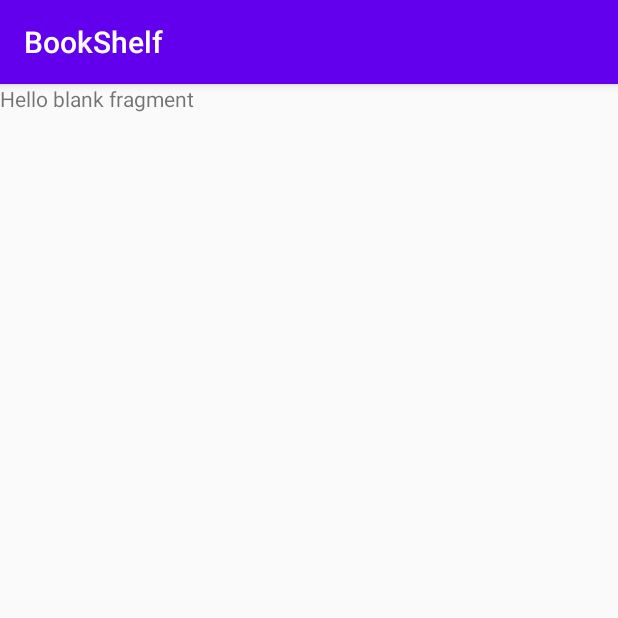
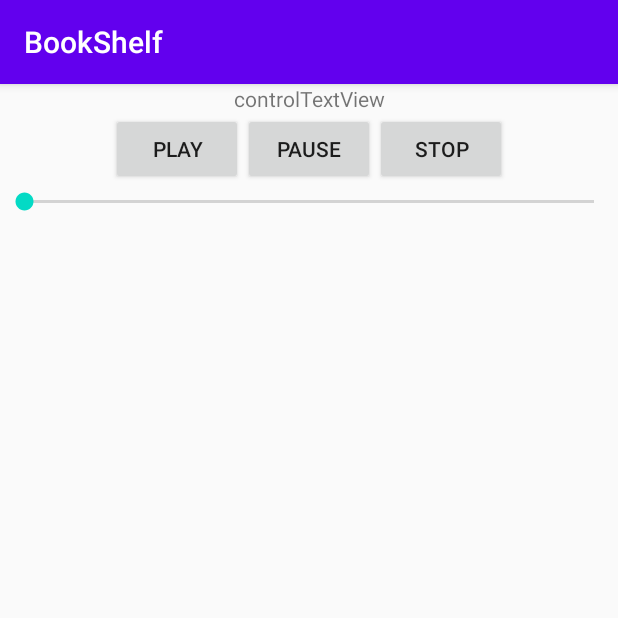
Before and after one commit to tuc56947/assignment9, an Android app: the fragment ControlFragment shown on its own in the app's theme, on a phone screen of 412 x 824 dp, the top half of it. Run offline under Robolectric (Android 15) with nearby library versions, the phone set to English and light mode, and no system bars.

Commit message:
added starting code and layout for ControlFragment

```diff
--- a/app/src/main/java/com/example/bookshelf/ControlFragment.java
+++ b/app/src/main/java/com/example/bookshelf/ControlFragment.java
@@ -7,6 +7,9 @@ import androidx.fragment.app.Fragment;
 import android.view.LayoutInflater;
 import android.view.View;
 import android.view.ViewGroup;
+import android.widget.Button;
+import android.widget.SeekBar;
+import android.widget.TextView;
 
 /**
  * A simple {@link Fragment} subclass.
@@ -15,33 +18,23 @@ import android.view.ViewGroup;
  */
 public class ControlFragment extends Fragment {
 
-    // TODO: Rename parameter arguments, choose names that match
-    // the fragment initialization parameters, e.g. ARG_ITEM_NUMBER
-    private static final String ARG_PARAM1 = "param1";
-    private static final String ARG_PARAM2 = "param2";
+    private static final String ARG_CONTROL = "param1";
 
     // TODO: Rename and change types of parameters
-    private String mParam1;
-    private String mParam2;
+    private Book book;
+
+    TextView controlTextView;
+    Button playButton, pauseButton, stopButton;
+    SeekBar seekBar;
 
     public ControlFragment() {
         // Required empty public constructor
     }
 
-    /**
-     * Use this factory method to create a new instance of
-     * this fragment using the provided parameters.
-     *
-     * @param param1 Parameter 1.
-     * @param param2 Parameter 2.
-     * @return A new instance of fragment ControlFragment.
-     */
-    // TODO: Rename and change types and number of parameters
-    public static ControlFragment newInstance(String param1, String param2) {
+    public static ControlFragment newInstance(Book book) {
         ControlFragment fragment = new ControlFragment();
         Bundle args = new Bundle();
-        args.putString(ARG_PARAM1, param1);
-        args.putString(ARG_PARAM2, param2);
+        args.putParcelable(ARG_CONTROL, book);
         fragment.setArguments(args);
         return fragment;
     }
@@ -50,15 +43,21 @@ public class ControlFragment extends Fragment {
     public void onCreate(Bundle savedInstanceState) {
         super.onCreate(savedInstanceState);
         if (getArguments() != null) {
-            mParam1 = getArguments().getString(ARG_PARAM1);
-            mParam2 = getArguments().getString(ARG_PARAM2);
+            book = getArguments().getParcelable(ARG_CONTROL);
         }
     }
 
     @Override
     public View onCreateView(LayoutInflater inflater, ViewGroup container,
                              Bundle savedInstanceState) {
-        // Inflate the layout for this fragment
-        return inflater.inflate(R.layout.fragment_control, container, false);
+        View view = inflater.inflate(R.layout.fragment_control, container, false);
+
+        controlTextView = view.findViewById(R.id.controlTextView);
+        playButton = view.findViewById(R.id.playButton);
+        pauseButton = view.findViewById(R.id.pauseButton);
+        stopButton = view.findViewById(R.id.stopButton);
+        seekBar = view.findViewById(R.id.seekBar);
+
+        return view;
     }
 }
--- a/app/src/main/res/layout/fragment_control.xml
+++ b/app/src/main/res/layout/fragment_control.xml
@@ -5,10 +5,50 @@
     android:layout_height="match_parent"
     tools:context=".ControlFragment">
 
-    <!-- TODO: Update blank fragment layout -->
-    <TextView
+    <LinearLayout
         android:layout_width="match_parent"
         android:layout_height="match_parent"
-        android:text="@string/hello_blank_fragment" />
+        android:layout_gravity="center_horizontal"
+        android:orientation="vertical">
+
+        <TextView
+            android:id="@+id/controlTextView"
+            android:layout_width="match_parent"
+            android:layout_height="wrap_content"
+            android:text="controlTextView"
+            android:textAlignment="center" />
+
+        <LinearLayout
+            android:layout_width="wrap_content"
+            android:layout_height="50dp"
+            android:layout_gravity="center"
+            android:orientation="horizontal">
+
+            <Button
+                android:id="@+id/playButton"
+                android:layout_width="wrap_content"
+                android:layout_height="wrap_content"
+                android:text="Play" />
+
+            <Button
+                android:id="@+id/pauseButton"
+                android:layout_width="wrap_content"
+                android:layout_height="wrap_content"
+                android:text="Pause" />
+
+            <Button
+                android:id="@+id/stopButton"
+                android:layout_width="wrap_content"
+                android:layout_height="wrap_content"
+                android:text="Stop" />
+
+        </LinearLayout>
+
+        <SeekBar
+            android:id="@+id/seekBar"
+            android:layout_width="match_parent"
+            android:layout_height="wrap_content" />
+
+    </LinearLayout>
 
 </FrameLayout>
```
